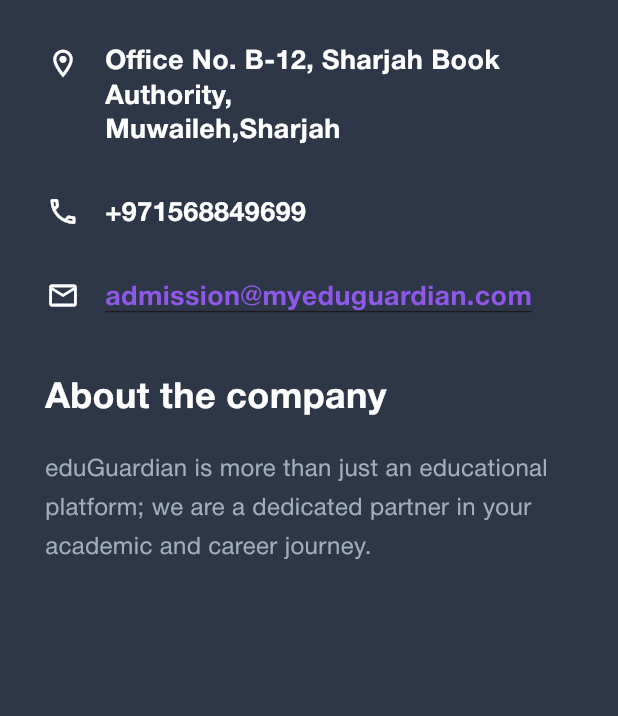
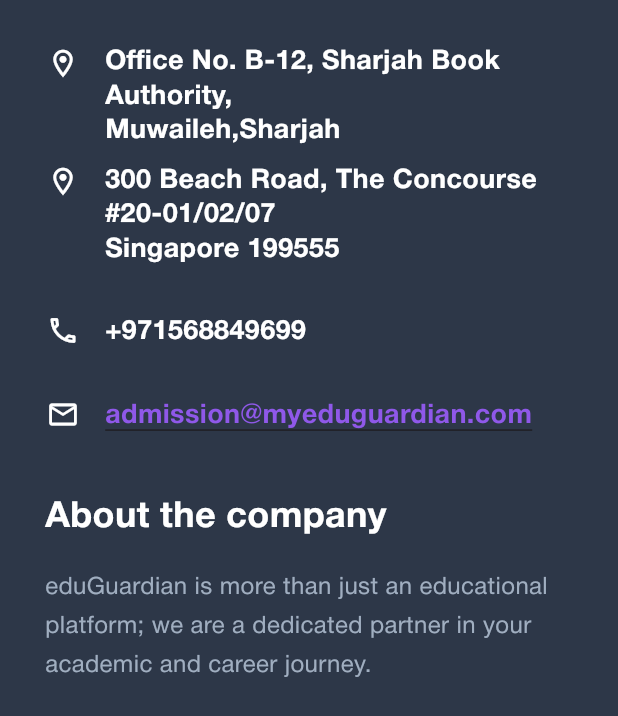
Before and after one commit to dibindasky/egCollege, a Flutter app: the CompanyFooterSection widget shown alone on an empty page, opened directly, on a phone screen of 412 x 824 dp. Shown: the top 716 px of the screen. Run offline on Flutter 3.47's test engine with Material 3 defaults, Android fonts, the phone set to English and light mode, and no system bars; our stand-ins replace animate_do, dartz, dio, get, go_router, image_picker and 3 more; accounts and stored records are empty; network calls fail.

Commit message:
new address section added

```diff
--- a/lib/application/presentation/screens/home/widgets/footer.dart
+++ b/lib/application/presentation/screens/home/widgets/footer.dart
@@ -42,6 +42,16 @@
           icon: Icons.location_on_outlined,
           child: const Text(
               'Office No. B-12, Sharjah Book Authority, \nMuwaileh,Sharjah',
+              style: TextStyle(
+                  fontSize: 18,
+                  fontWeight: FontWeight.w600,
+                  color: kWhite,
+                  height: 1.3))),
+      kHeight10,
+      _buildContactItem(
+          icon: Icons.location_on_outlined,
+          child: const Text(
+              '300 Beach Road, The Concourse #20-01/02/07\nSingapore 199555',
               style: TextStyle(
                   fontSize: 18,
                   fontWeight: FontWeight.w600,
```
Also changed, not shown: pubspec.lock, 1 other file.
